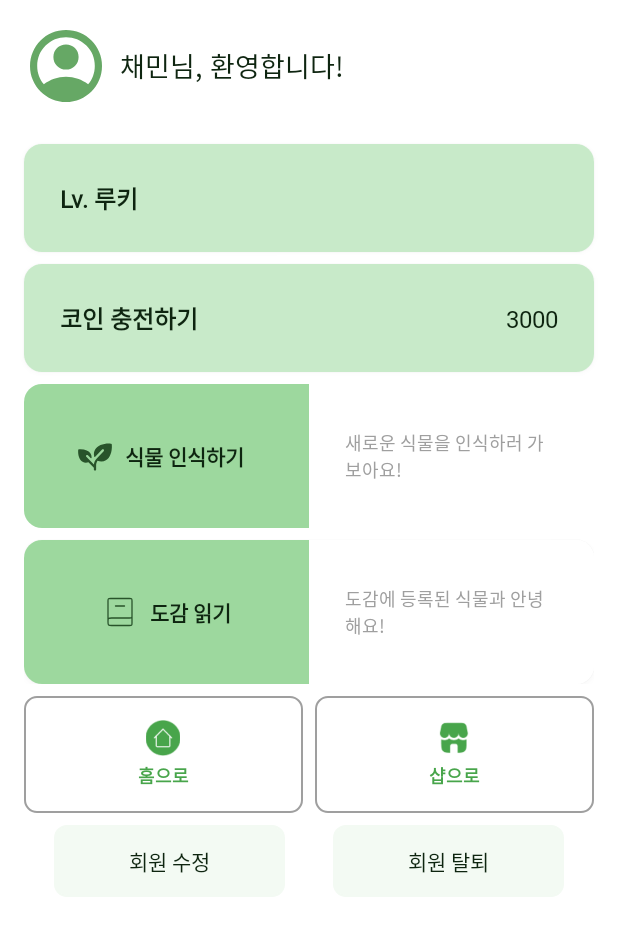
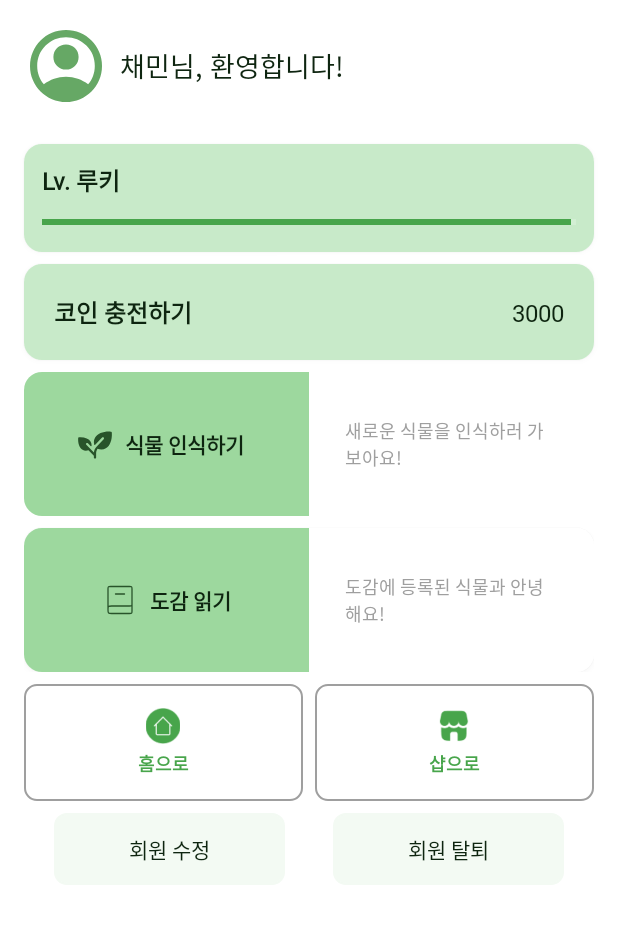
Before and after one commit to chaeminyu/android-shick-jip, an Android app: the fragment MyPageFragment shown on its own in the app's theme, on a phone screen of 412 x 824 dp. Shown: the top 934 px of the screen. Run offline under Robolectric (Android 15) with nearby library versions, the phone set to English and light mode, and no system bars; Roboto replaces fonts that are not available here.

Commit message:
feat: my page- progress bar

```diff
--- a/app/src/main/java/com/example/shickjip/MyPageFragment.kt
+++ b/app/src/main/java/com/example/shickjip/MyPageFragment.kt
@@ -28,7 +28,19 @@ class MyPageFragment : Fragment() {
 
     override fun onViewCreated(view: View, savedInstanceState: Bundle?) {
         super.onViewCreated(view, savedInstanceState)
+        // 레벨에 따른 프로그레스바 업데이트
+        updateLevelProgress()
         setupClickListeners()
+    }
+
+    private fun updateLevelProgress() {
+        // 예시: 현재 경험치가 1980이고 다음 레벨까지 2000이 필요한 경우
+        val currentExp = 1980
+        val maxExp = 2000
+        val progress = (currentExp.toFloat() / maxExp * 100).toInt()
+
+        binding.levelProgressBar.max = 100
+        binding.levelProgressBar.progress = progress
     }
 
     private fun setupClickListeners() {
--- a/app/src/main/res/layout/fragment_mypage.xml
+++ b/app/src/main/res/layout/fragment_mypage.xml
@@ -56,7 +56,7 @@
                     android:layout_width="match_parent"
                     android:layout_height="wrap_content"
                     android:orientation="vertical"
-                    android:padding="24dp"
+                    android:padding="12dp"
                     android:background="@color/green3">
 
                     <TextView
@@ -67,6 +67,16 @@
                         android:textColor="@color/green9"
                         android:textSize="16sp"
                         android:fontFamily="@font/pretendard_medium" />
+                    <!-- 프로그레스 바 -->
+                    <ProgressBar
+                        android:id="@+id/levelProgressBar"
+                        style="@style/Widget.AppCompat.ProgressBar.Horizontal"
+                        android:layout_width="match_parent"
+                        android:layout_height="wrap_content"
+                        android:layout_marginTop="8dp"
+                        android:progress="70"
+                        android:progressTint="@color/green5"
+                        android:progressBackgroundTint="@color/green1"/>
                 </LinearLayout>
             </androidx.cardview.widget.CardView>
 
@@ -82,7 +92,7 @@
                     android:layout_width="match_parent"
                     android:layout_height="wrap_content"
                     android:orientation="horizontal"
-                    android:padding="24dp"
+                    android:padding="20dp"
                     android:background="@color/green3">
 
                     <TextView
```
